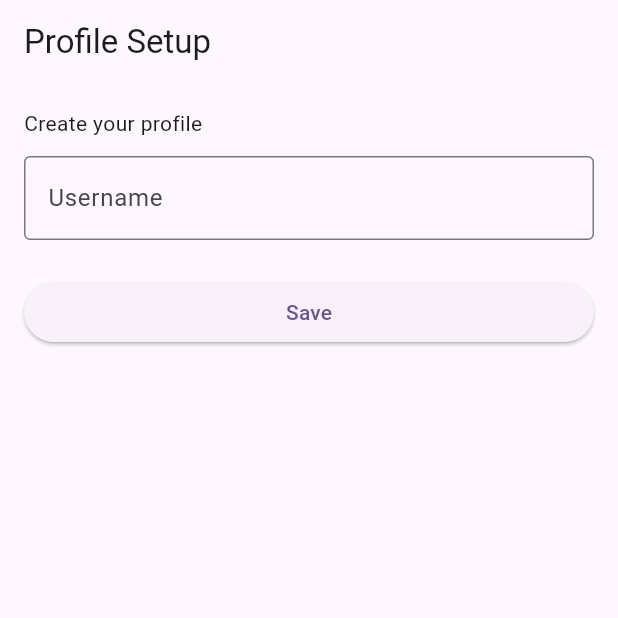
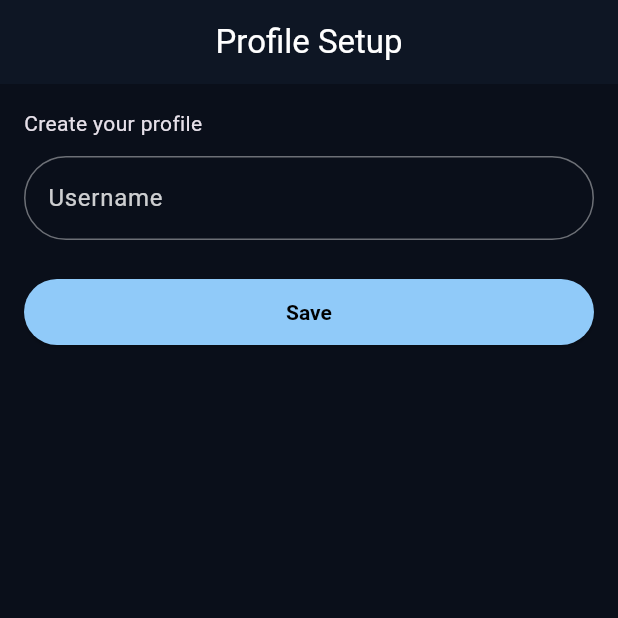
Before and after one commit to Boring-Messenger/frontend, a Flutter app: the screen it shows after launch, on a phone screen of 412 x 824 dp, the top half of it. Run offline on Flutter 3.47's test engine with Material 3 defaults, Android fonts, the phone set to English and light mode, and no system bars; our stand-ins replace firebase_core, firebase_database, google_fonts, qr_flutter, shared_preferences, sqflite; missing offline and left inert: mobile_scanner; accounts and stored records are empty; Roboto replaces fonts that are missing (Hepta Slab).

Commit message:
UI and theme changes to main and settings

```diff
--- a/lib/main.dart
+++ b/lib/main.dart
@@ -49,27 +49,116 @@
   // This widget is the root of your application.
   @override
   Widget build(BuildContext context) {
-  return MaterialApp(
-      title: 'Flutter Demo',
-      theme: ThemeData(
-  // Use Hepta Slab as the default app font via Google Fonts
-  textTheme: GoogleFonts.heptaSlabTextTheme(),
-        // This is the theme of your application.
-        //
-        // TRY THIS: Try running your application with "flutter run". You'll see
-        // the application has a purple toolbar. Then, without quitting the app,
-        // try changing the seedColor in the colorScheme below to Colors.green
-        // and then invoke "hot reload" (save your changes or press the "hot
-        // reload" button in a Flutter-supported IDE, or press "r" if you used
-        // the command line to start the app).
-        //
-        // Notice that the counter didn't reset back to zero; the application
-        // state is not lost during the reload. To reset the state, use hot
-        // restart instead.
-        //
-        // This works for code too, not just values: Most code changes can be
-        // tested with just a hot reload.
-        colorScheme: ColorScheme.fromSeed(seedColor: Colors.deepPurple),
+    final darkBg = const Color(0xFF0A0F1A); // very blackish dark blue
+    final darkCard = const Color(0xFF0E1624);
+    final primary = const Color(0xFF90CAF9); // light blue accent
+    final secondary = const Color(0xFF64B5F6);
+    final scheme = ColorScheme.dark(
+      primary: primary,
+      secondary: secondary,
+      background: darkBg,
+      surface: darkCard,
+      onPrimary: Colors.black,
+      onSecondary: Colors.black,
+      onBackground: Colors.white,
+      onSurface: Colors.white,
+    );
+
+    final radius32 = BorderRadius.circular(32);
+    final shape32 = RoundedRectangleBorder(borderRadius: radius32);
+
+    return MaterialApp(
+      title: 'Messager',
+      themeMode: ThemeMode.dark,
+      darkTheme: ThemeData(
+        useMaterial3: true,
+        colorScheme: scheme,
+        scaffoldBackgroundColor: darkBg,
+        textTheme: GoogleFonts.heptaSlabTextTheme(ThemeData.dark().textTheme),
+        appBarTheme: AppBarTheme(
+          backgroundColor: darkCard,
+          foregroundColor: scheme.onSurface,
+          elevation: 0,
+          centerTitle: true,
+        ),
+  cardTheme: CardThemeData(
+          color: darkCard,
+          elevation: 0,
+          shape: shape32,
+          margin: const EdgeInsets.symmetric(vertical: 6, horizontal: 4),
+        ),
+  dialogTheme: DialogThemeData(
+          backgroundColor: darkCard,
+          shape: shape32,
+        ),
+        bottomSheetTheme: BottomSheetThemeData(
+          backgroundColor: darkCard,
+          shape: shape32,
+        ),
+        listTileTheme: ListTileThemeData(
+          shape: shape32,
+          iconColor: scheme.onSurface,
+          textColor: scheme.onSurface,
+        ),
+        inputDecorationTheme: InputDecorationTheme(
+          filled: true,
+          fillColor: darkBg,
+          border: OutlineInputBorder(borderRadius: radius32),
+          enabledBorder: OutlineInputBorder(
+            borderRadius: radius32,
+            borderSide: BorderSide(color: scheme.outline.withOpacity(0.4)),
+          ),
+          focusedBorder: OutlineInputBorder(
+            borderRadius: radius32,
+            borderSide: BorderSide(color: primary, width: 1.4),
+          ),
+          labelStyle: TextStyle(color: scheme.onSurface.withOpacity(0.8)),
+        ),
+        elevatedButtonTheme: ElevatedButtonThemeData(
+          style: ElevatedButton.styleFrom(
+            shape: shape32,
+            backgroundColor: primary,
+            foregroundColor: Colors.black,
+            padding: const EdgeInsets.symmetric(horizontal: 18, vertical: 14),
+            textStyle: const TextStyle(fontWeight: FontWeight.w600),
+          ),
+        ),
+        filledButtonTheme: FilledButtonThemeData(
+          style: FilledButton.styleFrom(
+            shape: shape32,
+            backgroundColor: primary,
+            foregroundColor: Colors.black,
+            padding: const EdgeInsets.symmetric(horizontal: 18, vertical: 14),
+            textStyle: const TextStyle(fontWeight: FontWeight.w600),
+          ),
+        ),
+        outlinedButtonTheme: OutlinedButtonThemeData(
+          style: OutlinedButton.styleFrom(
+            shape: shape32,
+            side: BorderSide(color: primary),
+            padding: const EdgeInsets.symmetric(horizontal: 18, vertical: 14),
+            foregroundColor: primary,
+            textStyle: const TextStyle(fontWeight: FontWeight.w600),
+          ),
+        ),
+        textButtonTheme: TextButtonThemeData(
+          style: TextButton.styleFrom(
+            shape: shape32,
+            foregroundColor: primary,
+            padding: const EdgeInsets.symmetric(horizontal: 12, vertical: 10),
+          ),
+        ),
+        floatingActionButtonTheme: FloatingActionButtonThemeData(
+          backgroundColor: primary,
+          foregroundColor: Colors.black,
+        ),
+        snackBarTheme: SnackBarThemeData(
+          backgroundColor: darkCard,
+          contentTextStyle: TextStyle(color: scheme.onSurface),
+          behavior: SnackBarBehavior.floating,
+          shape: shape32,
+        ),
+        dividerTheme: DividerThemeData(color: scheme.outline.withOpacity(0.2)),
       ),
       home: startOnProfileSetup ? const ProfileSetupScreen() : const HomeScreen(),
       routes: {
--- a/lib/screens/profile_setup_screen.dart
+++ b/lib/screens/profile_setup_screen.dart
@@ -45,7 +45,7 @@
 
   @override
   Widget build(BuildContext context) {
-    return Scaffold(
+  return Scaffold(
       appBar: AppBar(title: const Text('Profile Setup')),
       body: Padding(
         padding: const EdgeInsets.all(16),
```
Also changed, not shown: lib/screens/home_screen.dart (+79 -8 lines), lib/screens/settings_screen.dart (+13 -0 lines), 1 other file.
